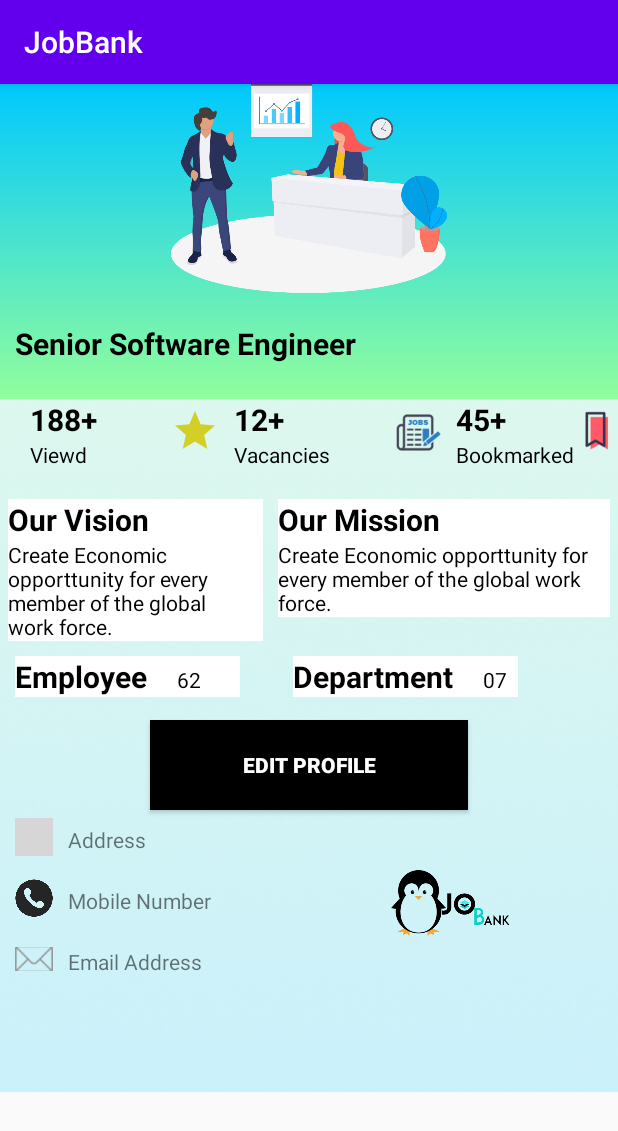
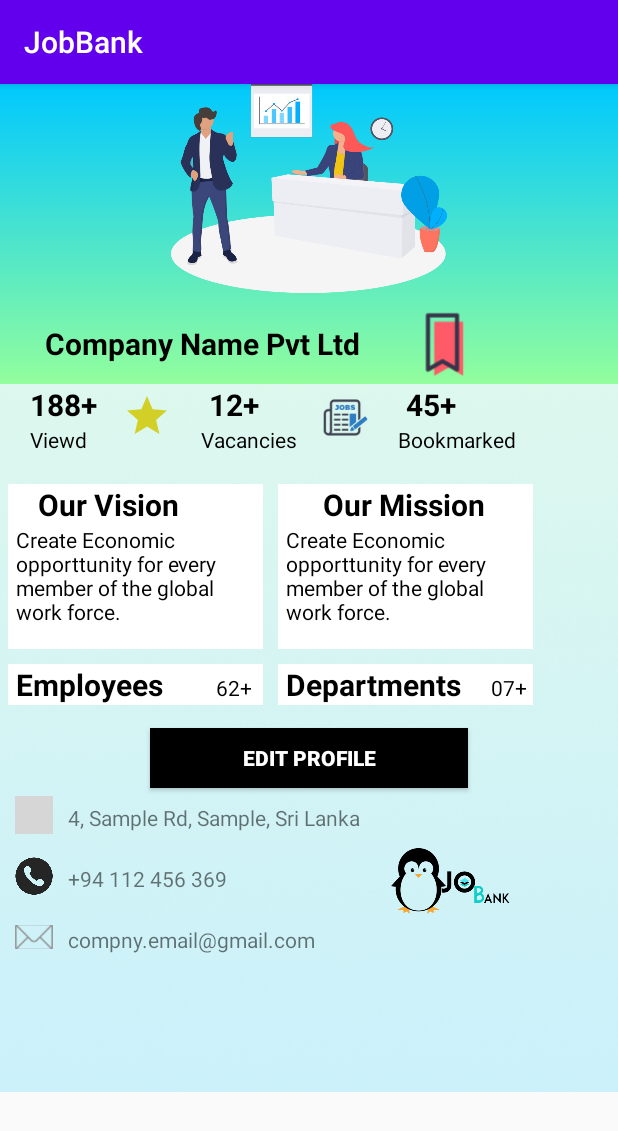
Before and after one commit to Charitha615/jobBank, an Android app: the Company_Profile screen opened directly, with no data from a screen before it, on a phone screen of 412 x 824 dp. Shown: the top 1131 px of the screen. Run offline under Robolectric (Android 15) with nearby library versions, the phone set to English and light mode, and no system bars; our stand-ins replace Firebase (no records; nobody signed in at launch, a user with empty details on screens opened directly); grey boxes are pictures that could not be loaded.

Commit message:
Sanduni - improvements 2

```diff
--- a/app/src/main/java/com/example/jobbank/Company_Profile.java
+++ b/app/src/main/java/com/example/jobbank/Company_Profile.java
@@ -1,15 +1,68 @@
 package com.example.jobbank;
 
+import androidx.annotation.NonNull;
 import androidx.appcompat.app.AppCompatActivity;
 
 import android.os.Bundle;
+import android.view.View;
+import android.widget.ImageView;
+import android.widget.TextView;
+import android.widget.Toast;
+
+import com.google.firebase.database.DataSnapshot;
+import com.google.firebase.database.DatabaseError;
+import com.google.firebase.database.DatabaseReference;
+import com.google.firebase.database.FirebaseDatabase;
+import com.google.firebase.database.ValueEventListener;
 
 public class Company_Profile extends AppCompatActivity {
+
+    ImageView img_bookmark;
+    TextView cName;
+    String data;
+    modelBookmarks bookmark;
+    DatabaseReference dbref;
+    long maxid = 0;
 
     @Override
     protected void onCreate(Bundle savedInstanceState) {
         super.onCreate(savedInstanceState);
         setContentView(R.layout.activity_company__profile);
 
+        img_bookmark = findViewById(R.id.bookmark);
+        cName = findViewById(R.id.company_name_profile);
+        data = "4OruyYujvbU3jdOOtlgOwN3pbpp1";
+                //user_login.getActivityInstance().getData();
+        bookmark = new modelBookmarks();
+
+        dbref = FirebaseDatabase.getInstance().getReference().child("UserBookmarks");
+
+        dbref.addValueEventListener(new ValueEventListener() {
+            @Override
+            public void onDataChange(@NonNull DataSnapshot snapshot) {
+                if(snapshot.exists())
+                    maxid = (snapshot.getChildrenCount());
+            }
+
+            @Override
+            public void onCancelled(@NonNull DatabaseError error) {
+
+            }
+        });
+
+        img_bookmark.setOnClickListener(new View.OnClickListener() {
+            @Override
+            public void onClick(View view) {
+
+                dbref = FirebaseDatabase.getInstance().getReference().child("UserBookmarks");
+                String childd = (String.valueOf(data +"_COUNT_"+(maxid+1)));
+                dbref.child(childd).setValue(bookmark);
+
+                bookmark.setCompanyName(cName.getText().toString().trim());
+                bookmark.setUserID(data);
+
+                Toast.makeText(getApplicationContext(),"You Bookmarked this Page",Toast.LENGTH_SHORT).show();
+            }
+        });
     }
 }
--- /dev/null
+++ b/app/src/main/java/com/example/jobbank/modelBookmarks.java
@@ -0,0 +1,30 @@
+package com.example.jobbank;
+
+public class modelBookmarks {
+    String userID;
+    String companyName;
+
+    public modelBookmarks() {
+    }
+
+    public modelBookmarks(String userID, String companyName) {
+        this.userID = userID;
+        this.companyName = companyName;
+    }
+
+    public String getUserID() {
+        return userID;
+    }
+
+    public void setUserID(String userID) {
+        this.userID = userID;
+    }
+
+    public String getCompanyName() {
+        return companyName;
+    }
+
+    public void setCompanyName(String companyName) {
+        this.companyName = companyName;
+    }
+}
--- a/app/src/main/res/layout/activity_company__profile.xml
+++ b/app/src/main/res/layout/activity_company__profile.xml
@@ -13,8 +13,7 @@
 
         <LinearLayout
             android:layout_width="match_parent"
-
-            android:layout_height="210dp"
+            android:layout_height="200dp"
             android:background="@drawable/background"
             android:orientation="vertical">
 
@@ -25,18 +24,37 @@
                 android:layout_centerInParent="true"
                 app:srcCompat="@drawable/office" />
 
+
+            <RelativeLayout
+                android:layout_width="match_parent"
+                android:layout_height="wrap_content">
+
                 <TextView
-                android:id="@+id/textView"
-                android:layout_width="match_parent"
+                    android:id="@+id/company_name_profile"
+                    android:layout_width="wrap_content"
                     android:layout_height="wrap_content"
-                android:layout_centerInParent="true"
-                android:layout_marginLeft="10dp"
+                    android:layout_marginLeft="30dp"
                     android:layout_marginTop="20dp"
                     android:layout_marginRight="50dp"
-                android:text="@string/Company_name"
+                    android:text="Company Name Pvt Ltd"
                     android:textColor="#000"
                     android:textSize="20dp"
                     android:textStyle="bold" />
+
+                <ImageView
+                    android:id="@+id/bookmark"
+                    android:layout_width="50dp"
+                    android:layout_height="50dp"
+                    android:layout_marginLeft="270dp"
+                    android:layout_marginTop="8dp"
+                    android:clickable="true"
+                    app:srcCompat="@drawable/redbook" />
+
+
+            </RelativeLayout>
+
+
+
 
         </LinearLayout>
 
@@ -77,7 +95,7 @@
             <ImageView
                 android:id="@+id/star_btn_1"
                 android:layout_width="wrap_content"
-                android:layout_marginLeft="-80dp"
+                android:layout_marginLeft="-90dp"
                 android:layout_height="wrap_content"
                 android:layout_marginTop="5dp"
                 app:srcCompat="@drawable/ic_baseline_star_full" />
@@ -93,8 +111,7 @@
                     android:id="@+id/textVdswswiew"
                     android:layout_width="match_parent"
                     android:layout_height="match_parent"
-                    android:layout_marginLeft="10dp"
-
+                    android:layout_marginLeft="25dp"
                     android:layout_marginRight="50dp"
                     android:text="12+"
                     android:textColor="#000"
@@ -105,7 +122,7 @@
                     android:id="@+id/textVssdswwiew"
                     android:layout_width="match_parent"
                     android:layout_height="match_parent"
-                    android:layout_marginLeft="10dp"
+                    android:layout_marginLeft="20dp"
                     android:layout_marginRight="50dp"
                     android:text="Vacancies"
                     android:textColor="#000"
@@ -116,7 +133,7 @@
             <ImageView
                 android:id="@+id/vac"
                 android:layout_width="30dp"
-                android:layout_marginLeft="-85dp"
+                android:layout_marginLeft="-90dp"
                 android:layout_height="30dp"
                 android:layout_marginTop="7dp"
                 app:srcCompat="@drawable/vacancies" />
@@ -130,7 +147,7 @@
                     android:id="@+id/texwtVdswwiew"
                     android:layout_width="match_parent"
                     android:layout_height="match_parent"
-                    android:layout_marginLeft="10dp"
+                    android:layout_marginLeft="25dp"
 
                     android:layout_marginRight="50dp"
                     android:text="45+"
@@ -142,21 +159,13 @@
                     android:id="@+id/textVsdswwiew"
                     android:layout_width="match_parent"
                     android:layout_height="match_parent"
-                    android:layout_marginLeft="10dp"
+                    android:layout_marginLeft="20dp"
                     android:layout_marginRight="5dp"
                     android:text="Bookmarked"
                     android:textColor="#000"
                     android:textSize="14dp" />
 
             </LinearLayout>
-
-            <ImageView
-                android:id="@+id/vassc"
-                android:layout_width="30dp"
-                android:layout_marginLeft="-85dp"
-                android:layout_height="30dp"
-                android:layout_marginTop="5dp"
-                app:srcCompat="@drawable/redbook" />
 
         </LinearLayout>
 
@@ -167,7 +176,7 @@
 
             <LinearLayout
                 android:layout_width="170dp"
-        android:layout_height="wrap_content"
+                android:layout_height="110dp"
                 android:layout_marginTop="20dp"
                 android:background="#FFF"
                 android:layout_marginLeft="5dp"
@@ -177,6 +186,7 @@
                     android:layout_width="wrap_content"
                     android:layout_height="wrap_content"
                     android:layout_marginRight="5dp"
+                    android:layout_marginLeft="20dp"
                     android:textStyle="bold"
                     android:text="Our Vision"
                     android:textColor="#000"
@@ -187,6 +197,7 @@
                     android:layout_width="wrap_content"
                     android:layout_height="wrap_content"
                     android:layout_marginRight="5dp"
+                    android:layout_marginLeft="5dp"
                     android:text="Create Economic opporttunity for every member of the global work force. "
                     android:textColor="#000"
                     android:textSize="14dp" />
@@ -196,8 +207,8 @@
 
 
             <LinearLayout
-        android:layout_width="wrap_content"
-        android:layout_height="wrap_content"
+                android:layout_width="170dp"
+                android:layout_height="110dp"
                 android:layout_marginTop="20dp"
                 android:background="#FFF"
                 android:layout_marginRight="5dp"
@@ -208,6 +219,7 @@
                     android:layout_width="wrap_content"
                     android:layout_height="wrap_content"
                     android:layout_marginRight="5dp"
+                    android:layout_marginLeft="30dp"
                     android:textStyle="bold"
                     android:text="Our Mission"
                     android:textColor="#000"
@@ -218,6 +230,7 @@
                     android:layout_width="wrap_content"
                     android:layout_height="wrap_content"
                     android:layout_marginRight="5dp"
+                    android:layout_marginLeft="5dp"
                     android:text="Create Economic opporttunity for every member of the global work force. "
                     android:textColor="#000"
                     android:textSize="14dp" />
@@ -232,11 +245,11 @@
             android:orientation="horizontal">
 
             <LinearLayout
-                android:layout_width="150dp"
+                android:layout_width="170dp"
                 android:layout_marginTop="10dp"
                 android:layout_height="wrap_content"
                 android:background="#FFF"
-                android:layout_marginLeft="10dp"
+                android:layout_marginLeft="5dp"
                 android:orientation="horizontal">
 
                 <TextView
@@ -244,7 +257,8 @@
                     android:layout_width="wrap_content"
                     android:layout_height="wrap_content"
                     android:textStyle="bold"
-                android:text="Employee"
+                    android:paddingLeft="5dp"
+                    android:text="Employees"
                     android:textColor="#000"
                     android:textSize="20dp" />
 
@@ -253,18 +267,18 @@
                     android:id="@+id/teeawde"
                     android:layout_width="wrap_content"
                     android:layout_height="wrap_content"
-                    android:layout_marginLeft="20dp"
-                    android:text="62"
+                    android:layout_marginLeft="35dp"
+                    android:text="62+"
                     android:textColor="#000"
                     android:textSize="14dp" />
             </LinearLayout>
 
             <LinearLayout
-                android:layout_width="150dp"
+                android:layout_width="170dp"
                 android:layout_marginTop="10dp"
                 android:layout_height="wrap_content"
                 android:background="#FFF"
-                android:layout_marginLeft="35dp"
+                android:layout_marginLeft="10dp"
                 android:orientation="horizontal">
 
                 <TextView
@@ -272,7 +286,8 @@
                     android:layout_width="wrap_content"
                     android:layout_height="wrap_content"
                     android:textStyle="bold"
-                    android:text="Department"
+                    android:paddingLeft="5dp"
+                    android:text="Departments"
                     android:textColor="#000"
                     android:textSize="20dp" />
 
@@ -282,7 +297,7 @@
                     android:layout_width="wrap_content"
                     android:layout_height="wrap_content"
                     android:layout_marginLeft="20dp"
-                    android:text="07"
+                    android:text="07+"
                     android:textColor="#000"
                     android:textSize="14dp" />
             </LinearLayout>
@@ -292,11 +307,11 @@
         </LinearLayout>
 
         <Button
-            android:id="@+id/ffffff"
+            android:id="@+id/edit_com_profile"
             android:layout_marginLeft="100dp"
             android:layout_marginRight="100dp"
             android:layout_width="match_parent"
-            android:layout_height="60dp"
+            android:layout_height="40dp"
             android:layout_marginTop="15dp"
             android:layout_centerInParent="true"
             style="@style/normal_btn"
@@ -322,7 +337,7 @@
                 android:layout_marginLeft="10dp"
                 android:layout_marginTop="10dp"
                 android:layout_height="wrap_content"
-        android:text="Address"/>
+                android:text="4, Sample Rd, Sample, Sri Lanka"/>
 
         </LinearLayout>
 
@@ -346,7 +361,7 @@
                 android:layout_width="match_parent"
                 android:layout_marginTop="10dp"
                 android:layout_height="wrap_content"
-                android:text="Mobile Number"/>
+                android:text="+94 112 456 369"/>
 
         </LinearLayout>
 
@@ -370,7 +385,7 @@
                 android:layout_marginLeft="10dp"
                 android:layout_marginTop="10dp"
                 android:layout_height="wrap_content"
-                android:text="Email Address"/>
+                android:text="compny.email@gmail.com"/>
 
         </LinearLayout>
 
--- a/app/src/main/res/layout/activity_user_account.xml
+++ b/app/src/main/res/layout/activity_user_account.xml
@@ -88,7 +88,7 @@
             android:background="@drawable/rounded_corner_white"
             android:paddingLeft="20sp"
             android:paddingTop="10sp"
-            android:paddingRight="115sp"
+            android:paddingRight="10sp"
             android:text="Email"
             android:textAlignment="center"
             android:textColor="@android:color/background_dark"
--- a/app/src/main/res/layout/activity_user_cv_preview.xml
+++ b/app/src/main/res/layout/activity_user_cv_preview.xml
@@ -228,6 +228,7 @@
                 android:layout_marginRight="5dp"
                 android:layout_marginLeft="5dp"
                 android:layout_marginTop="15dp"
+                android:paddingLeft="10dp"
                 android:textSize="20dp" />
 
 
--- a/app/src/main/res/layout/activity_view_applications.xml
+++ b/app/src/main/res/layout/activity_view_applications.xml
@@ -102,6 +102,7 @@
         android:layout_width="230dp"
         android:layout_height="50dp"
         android:layout_below="@+id/companyFill"
+        android:inputType="date"
         android:textSize="15dp"
         android:layout_marginTop="35dp"
         android:layout_marginLeft="170dp"
```
Also changed, not shown: app/src/main/AndroidManifest.xml (+2 -6 lines), app/src/main/java/com/example/jobbank/Fragment_User_Dashbord.java (+12 -0 lines), app/src/main/java/com/example/jobbank/adapterApplications.java (+0 -7 lines), app/src/main/java/com/example/jobbank/adapter_bookmarks.java (added, +38 -0 lines), app/src/main/java/com/example/jobbank/application_update.java (+10 -9 lines), app/src/main/java/com/example/jobbank/modelApplications.java (+22 -1 lines), app/src/main/java/com/example/jobbank/myApplicationFragment.java (+6 -10 lines), app/src/main/java/com/example/jobbank/user_bookmarks.java (+51 -0 lines), app/src/main/java/com/example/jobbank/view_applications.java (+5 -2 lines), app/src/main/res/layout/activity_application_update.xml (+4 -4 lines), app/src/main/res/layout/activity_user_bookmarks.xml (+6 -37 lines), app/src/main/res/layout/singlecard_bookmarks.xml (added, +43 -0 lines). Lines whose indentation alone changed are shown as unchanged.
